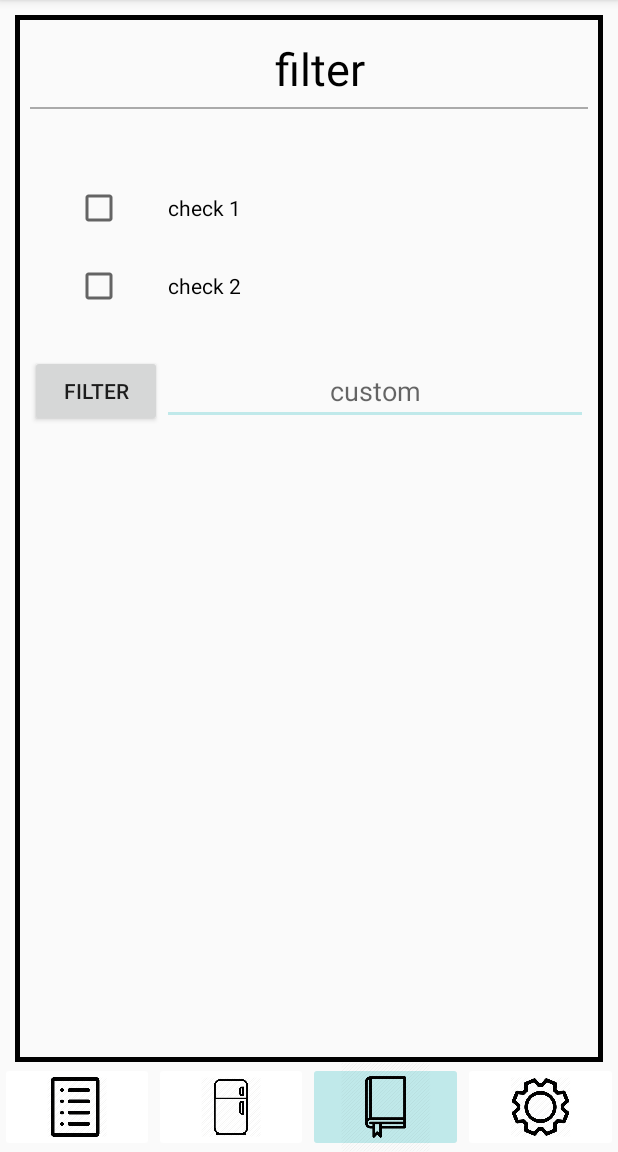
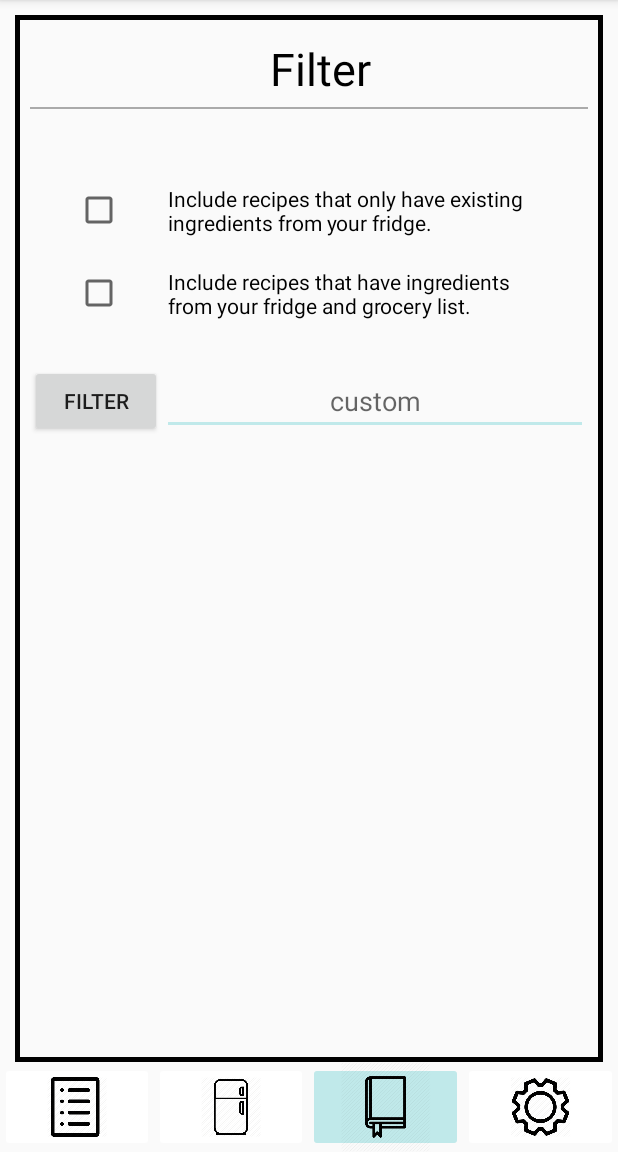
Before and after one commit to supergeno1/FridgeFu, an Android app: the FilterRecipe screen opened directly, with no data from a screen before it, on a phone screen of 412 x 824 dp, the part 84-1236 px from its top. Run offline under Robolectric (Android 15) with nearby library versions, the phone set to English and light mode, and no system bars.

Commit message:
changed filter strings

```diff
--- a/FridgeFu/app/src/main/res/values/strings.xml
+++ b/FridgeFu/app/src/main/res/values/strings.xml
@@ -12,9 +12,9 @@
     <string name="mz_cheese">mz_cheese</string>
     <string name="search">search</string>
     <string name="custom">custom</string>
-    <string name="check_2">check 2</string>
-    <string name="check_1">check 1</string>
-    <string name="filter">filter</string>
+    <string name="check_1">Include recipes that only have existing ingredients from your fridge.</string>
+    <string name="check_2">Include recipes that have ingredients from your fridge and grocery list.</string>
+    <string name="filter">Filter</string>
     <string name="newTitle">New Ingredient</string>
     <string name="nTButton">Add New Ingredient</string>
     <string name="expiration_date">Custom Expiration Date:</string>
```
